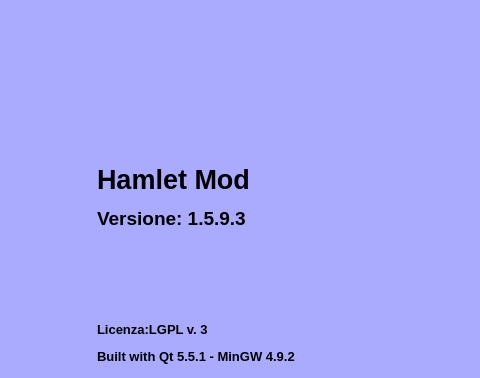
fblabs/hamlet-mod-sancon, file mainwindow.ui: the form before one commit; both pictures show x 246 to 726 and y 0 to 378 of the 979 by 780 pixel window.
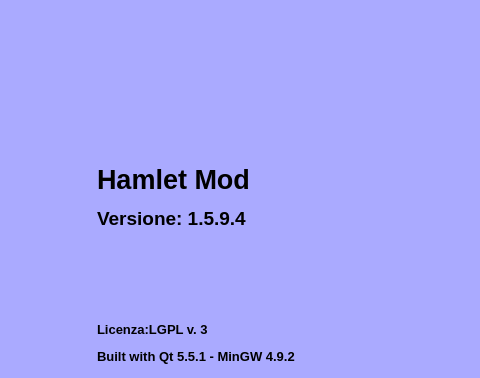
The form after the commit. Icons and pictures are not drawn.

The edit to the form file:
```diff
--- a/mainwindow.ui
+++ b/mainwindow.ui
@@ -523,7 +523,7 @@
       <item>
        <widget class="QLabel" name="label_2">
         <property name="text">
-         <string>&lt;html&gt;&lt;head/&gt;&lt;body&gt;&lt;p&gt;&lt;span style=&quot; font-size:20pt; font-weight:600;&quot;&gt;Hamlet Mod&lt;/span&gt;&lt;/p&gt;&lt;p&gt;&lt;span style=&quot; font-size:14pt; font-weight:600;&quot;&gt;Versione: 1.5.9.3&lt;/span&gt;&lt;/p&gt;&lt;p&gt;&lt;br/&gt;&lt;/p&gt;&lt;p&gt;&lt;br/&gt;&lt;/p&gt;&lt;p&gt;&lt;span style=&quot; font-size:10pt; font-weight:600;&quot;&gt;Licenza:LGPL v. 3&lt;/span&gt;&lt;/p&gt;&lt;p&gt;&lt;span style=&quot; font-size:10pt; font-weight:600;&quot;&gt;Built with Qt 5.5.1 - MinGW 4.9.2&lt;/span&gt;&lt;/p&gt;&lt;p&gt;&lt;span style=&quot; font-size:10pt;&quot;&gt;FBLABS 2015-2016&lt;/span&gt;&lt;/p&gt;&lt;/body&gt;&lt;/html&gt;</string>
+         <string>&lt;html&gt;&lt;head/&gt;&lt;body&gt;&lt;p&gt;&lt;span style=&quot; font-size:20pt; font-weight:600;&quot;&gt;Hamlet Mod&lt;/span&gt;&lt;/p&gt;&lt;p&gt;&lt;span style=&quot; font-size:14pt; font-weight:600;&quot;&gt;Versione: 1.5.9.4&lt;/span&gt;&lt;/p&gt;&lt;p&gt;&lt;br/&gt;&lt;/p&gt;&lt;p&gt;&lt;br/&gt;&lt;/p&gt;&lt;p&gt;&lt;span style=&quot; font-size:10pt; font-weight:600;&quot;&gt;Licenza:LGPL v. 3&lt;/span&gt;&lt;/p&gt;&lt;p&gt;&lt;span style=&quot; font-size:10pt; font-weight:600;&quot;&gt;Built with Qt 5.5.1 - MinGW 4.9.2&lt;/span&gt;&lt;/p&gt;&lt;p&gt;&lt;span style=&quot; font-size:10pt;&quot;&gt;FBLABS 2015-2016&lt;/span&gt;&lt;/p&gt;&lt;/body&gt;&lt;/html&gt;</string>
         </property>
         <property name="scaledContents">
          <bool>false</bool>
```
Left out of the diff: 2 changed lines with no effect on the pictures.
